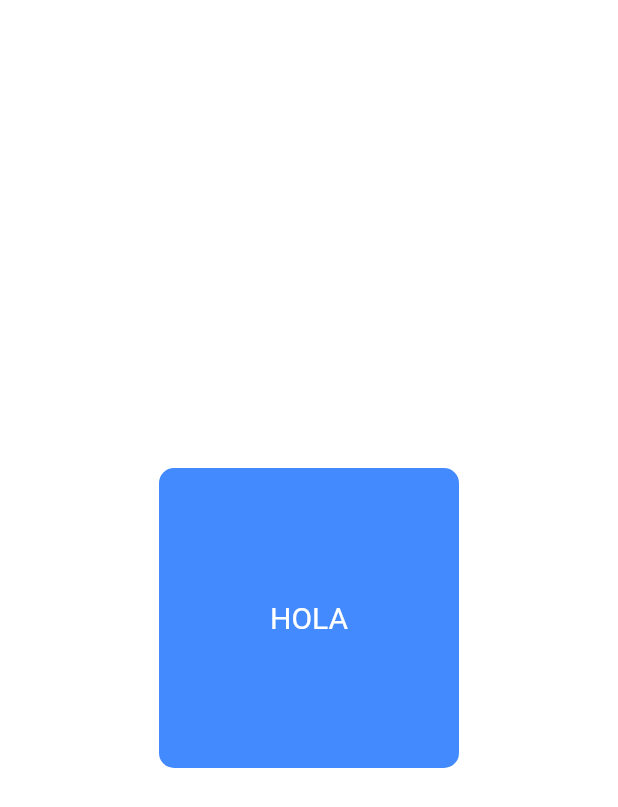
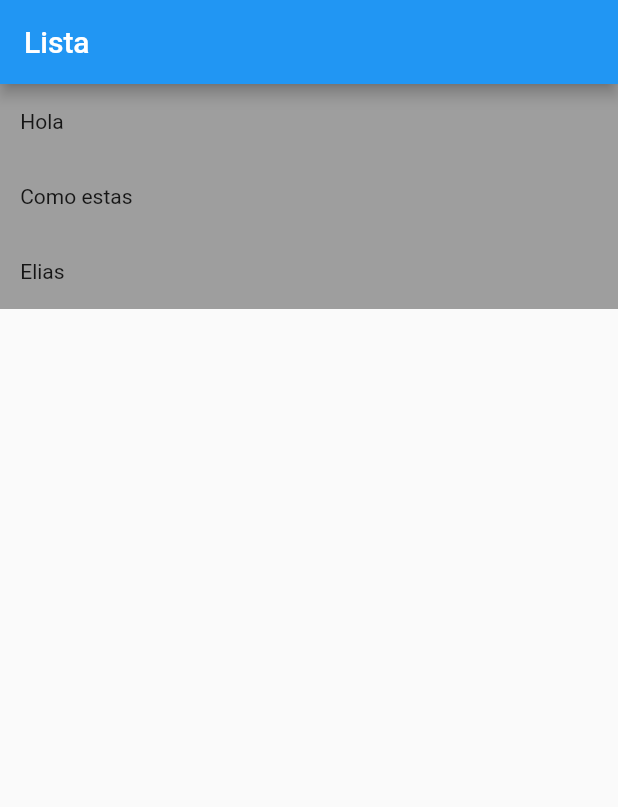
Before and after one commit to gustavo-exe/flutter_application_test, a Flutter app: the screen it shows after launch, on a phone screen of 412 x 824 dp. Shown: the top 807 px of the screen. Run offline on Flutter 3.47's test engine with Material 2 defaults, Android fonts, the phone set to English and light mode, and no system bars.

Commit message:
List view builder

```diff
--- a/lib/main.dart
+++ b/lib/main.dart
@@ -1,7 +1,7 @@
 import 'package:flutter/material.dart';
-import 'package:flutter_application_test/pages/ContainerPage.dart';
+import 'package:flutter_application_test/pages/LIstInformation.dart';
 
-void main(List<String> args) {
+void main() {
   runApp(const MyApp());
 }
 
@@ -12,8 +12,7 @@ class MyApp extends StatelessWidget {
   Widget build(BuildContext context) {
     return const MaterialApp(
       title: "My app",
-      home: ContainerPage(),
-      color: Colors.white,
+      home: ListInformation(),
     );
   }
 }
--- a/lib/pages/ContainerPage.dart
+++ /dev/null
@@ -1,31 +0,0 @@
-import 'package:flutter/material.dart';
-
-class ContainerPage extends StatelessWidget {
-  const ContainerPage({super.key});
-
-  @override
-  Widget build(BuildContext context) {
-    return DefaultTextStyle(
-      style: const TextStyle(color: Colors.white, fontSize: 20.0),
-      child: Center(
-        child: Container(
-            width: 200.0,
-            height: 200.0,
-            alignment: Alignment.center,
-            //color: Colors.blueAccent,
-            //padding: EdgeInsets.all(10.0),
-            decoration: const BoxDecoration(
-                color: Colors.blueAccent,
-                borderRadius: BorderRadius.all(Radius.circular(10))),
-            child: const Text("HOLA")
-            // child: Container(
-            //     width: 100,
-            //     height: 100.0,
-            //     color: Colors.grey,
-            //     alignment: Alignment.center,
-            //     child: const Text("Hi!")),
-            ),
-      ),
-    );
-  }
-}
--- /dev/null
+++ b/lib/pages/LIstInformation.dart
@@ -0,0 +1,30 @@
+import 'package:flutter/material.dart';
+
+class ListInformation extends StatefulWidget {
+  const ListInformation({super.key});
+
+  @override
+  State<ListInformation> createState() => AllList();
+}
+
+class AllList extends State<ListInformation> {
+  final List<String> nombres = <String>["Hola", "Como estas", "Elias"];
+
+  @override
+  Widget build(BuildContext context) {
+    return Scaffold(
+      appBar: AppBar(title: const Text("Lista")),
+      body: ListView.builder(
+          itemCount: nombres.length,
+          itemBuilder: (BuildContext context, int index) {
+            return Container(
+              height: 50,
+              alignment: Alignment.centerLeft,
+              padding: const EdgeInsets.only(left: 10.0),
+              color: Colors.grey,
+              child: Text(" ${nombres[index]} "),
+            );
+          }),
+    );
+  }
+}
```
